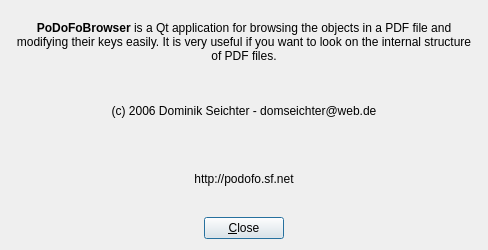
Qt form src/podofoaboutdlg.ui (KubaO/podofobrowser) before a commit.
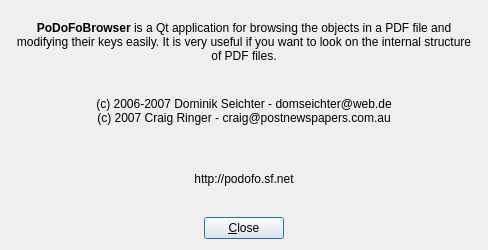
The same form after that commit.

```diff
--- a/src/podofoaboutdlg.ui
+++ b/src/podofoaboutdlg.ui
@@ -35,7 +35,11 @@
    <item>
     <widget class="QLabel" name="textLabel3" >
      <property name="text" >
-      <string>&lt;p align="center">(c) 2006 Dominik Seichter - domseichter@web.de&lt;/p></string>
+      <string>(c) 2006-2007 Dominik Seichter - domseichter@web.de
+(c) 2007 Craig Ringer - craig@postnewspapers.com.au</string>
+     </property>
+     <property name="alignment" >
+      <set>Qt::AlignCenter</set>
      </property>
      <property name="wordWrap" >
       <bool>false</bool>
```
